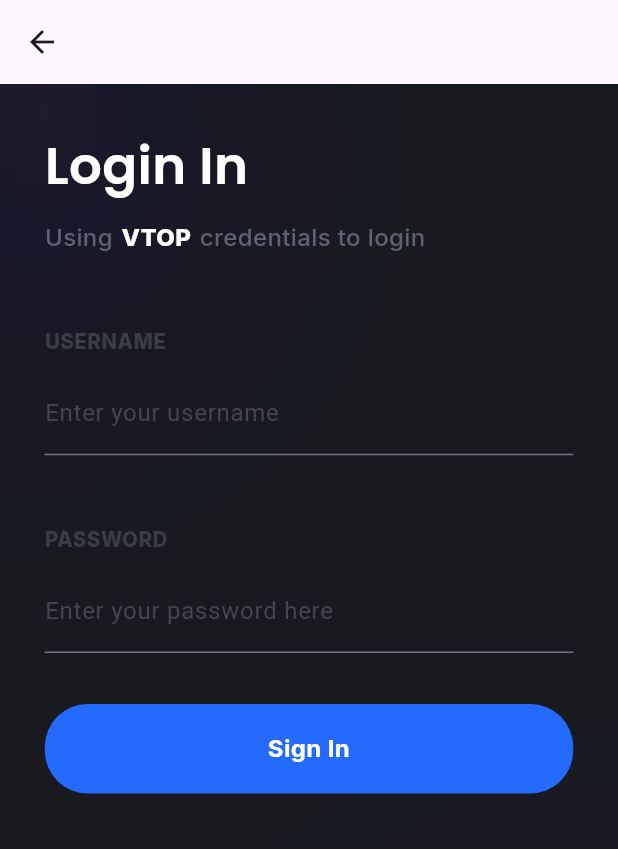
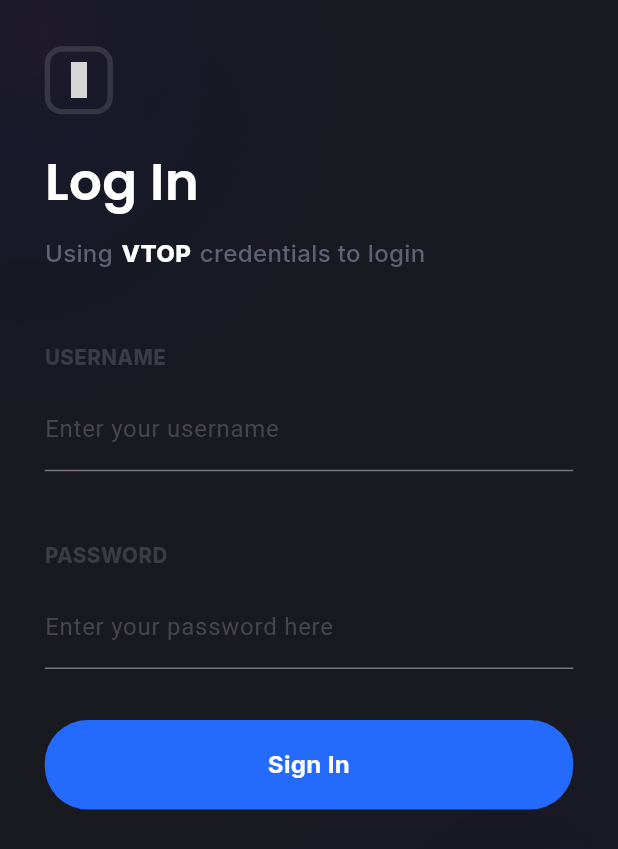
Before and after one commit to SatyanandAtluri/VITAP-APP, a Flutter app: the screen it shows after launch, after a tap on "Continue with VTOP", on a phone screen of 412 x 824 dp. Shown: the top 849 px of the screen. Run offline on Flutter 3.47's test engine with Material 2 defaults, Android fonts, the phone set to English and light mode, and no system bars; our stand-ins replace flutter_screenutil, flutter_svg, google_fonts, iconsax; grey boxes are pictures that could not be loaded.

Commit message:
Fixed Loginpage ui

```diff
--- a/lib/pages/LoginPage/login_page.dart
+++ b/lib/pages/LoginPage/login_page.dart
@@ -1,6 +1,7 @@
 import 'package:flutter/material.dart';
 import 'package:flutter_screenutil/flutter_screenutil.dart';
 import 'package:google_fonts/google_fonts.dart';
+import 'package:iconsax/iconsax.dart';
 import 'package:vitap_redesign/Customs/custom_tap.dart';
 import 'package:vitap_redesign/pages/Homepage/home_page.dart';
 import 'package:vitap_redesign/pages/SplashPage/background.dart';
@@ -10,10 +11,24 @@
 
   @override
   Widget build(BuildContext context) {
-    return Scaffold(
+    return GestureDetector(
+      onTap: () {
+        FocusManager.instance.primaryFocus?.unfocus();
+      },
+      child: Scaffold(
         backgroundColor: Color(0xff181A20),
-      appBar: AppBar(),
-      body: SingleChildScrollView(
+        body: CustomScrollView(
+          slivers: [
+            SliverAppBar(
+              floating: false,
+              automaticallyImplyLeading: false,
+              pinned: false,
+              elevation: 0,
+              toolbarHeight: 1,
+              expandedHeight: 1,
+              backgroundColor: Colors.transparent,
+            ),
+            SliverToBoxAdapter(
               child: Scaffold_Background(
                 child: Padding(
                   padding: EdgeInsets.all(25.h),
@@ -21,8 +36,30 @@
                     mainAxisAlignment: MainAxisAlignment.start,
                     crossAxisAlignment: CrossAxisAlignment.start,
                     children: [
+                      CustomTap(
+                        onTap: () {
+                          Navigator.pop(context);
+                        },
+                        child: Container(
+                          height: 38.h,
+                          width: 38.h,
+                          child: Center(
+                            child: Icon(
+                              Iconsax.arrow_left,
+                              color: Colors.white,
+                            ),
+                          ),
+                          decoration: BoxDecoration(
+                              borderRadius: BorderRadius.circular(10.r),
+                              border: Border.all(
+                                  width: 3.h, color: Color(0x20FFFFFF))),
+                        ),
+                      ),
+                      SizedBox(
+                        height: 17.h,
+                      ),
                       Text(
-                  'Login In',
+                        'Log In',
                         style: GoogleFonts.poppins(
                           fontSize: 30.sp,
                           fontWeight: FontWeight.w600,
@@ -74,7 +111,8 @@
                         ),
                       ),
                       Padding(
-                  padding: EdgeInsets.symmetric(horizontal: 0, vertical: 10),
+                        padding:
+                            EdgeInsets.symmetric(horizontal: 0, vertical: 10),
                         child: TextFormField(
                           style: TextStyle(color: Colors.white),
                           decoration: InputDecoration(
@@ -95,7 +133,8 @@
                         ),
                       ),
                       Padding(
-                  padding: EdgeInsets.symmetric(horizontal: 0, vertical: 10),
+                        padding:
+                            EdgeInsets.symmetric(horizontal: 0, vertical: 10),
                         child: TextFormField(
                           style: TextStyle(color: Colors.white),
                           decoration: InputDecoration(
@@ -109,8 +148,8 @@
                       ),
                       CustomTap(
                         onTap: () {
-                    Navigator.of(context).push(
-                        MaterialPageRoute(builder: (context) => HomePage()));
+                          Navigator.of(context).push(MaterialPageRoute(
+                              builder: (context) => HomePage()));
                         },
                         child: Container(
                           height: 50.h,
@@ -135,6 +174,9 @@
                   ),
                 ),
               ),
+            )
+          ],
+        ),
       ),
     );
   }
--- a/lib/pages/LoginPage/onbording_page.dart
+++ b/lib/pages/LoginPage/onbording_page.dart
@@ -11,6 +11,7 @@
   @override
   Widget build(BuildContext context) {
     return Scaffold(
+      extendBodyBehindAppBar: true,
       backgroundColor: Color(0xff181A20),
       body: Scaffold_Background(
         child: Column(
--- a/pubspec.yaml
+++ b/pubspec.yaml
@@ -38,6 +38,7 @@
   flutter_screenutil: ^5.7.0
   google_fonts: ^4.0.3
   flutter_svg: ^2.0.3
+  iconsax: ^0.0.8
 
 dev_dependencies:
   flutter_test:
```
Lines whose indentation alone changed are shown as unchanged.
